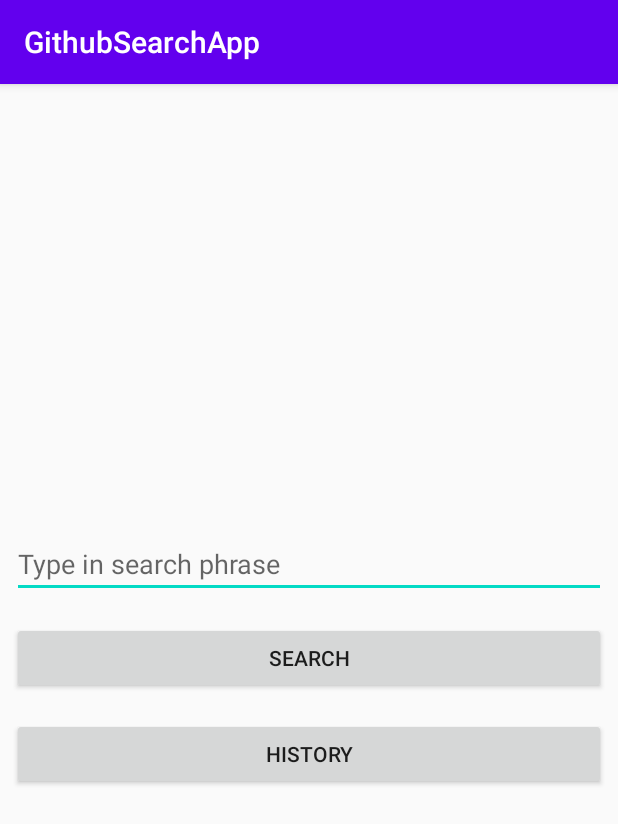
After one commit to TroninDV/GithubSearchApp, an Android app: the fragment SearchScreenFragment shown on its own in the app's theme, on a phone screen of 412 x 824 dp. The commit adds this screen. Shown: the top 824 px of the screen. Run offline under Robolectric (Android 15) with nearby library versions, the phone set to English and light mode, and no system bars.

Commit message:
Search screen fragment added

```diff
--- a/app/build.gradle
+++ b/app/build.gradle
@@ -31,6 +31,7 @@ dependencies {
     implementation 'androidx.appcompat:appcompat:1.1.0'
     implementation 'androidx.core:core-ktx:1.2.0'
     implementation 'androidx.constraintlayout:constraintlayout:1.1.3'
+    implementation 'androidx.legacy:legacy-support-v4:1.0.0'
     testImplementation 'junit:junit:4.12'
     androidTestImplementation 'androidx.test.ext:junit:1.1.1'
     androidTestImplementation 'androidx.test.espresso:espresso-core:3.2.0'
--- /dev/null
+++ b/app/src/main/java/com/tronindmitr/githubsearch/SearchScreenFragment.kt
@@ -0,0 +1,22 @@
+package com.tronindmitr.githubsearch
+
+import android.os.Bundle
+import androidx.fragment.app.Fragment
+import android.view.LayoutInflater
+import android.view.View
+import android.view.ViewGroup
+
+/**
+ * A simple [Fragment] subclass.
+ */
+class SearchScreenFragment : Fragment() {
+
+    override fun onCreateView(
+        inflater: LayoutInflater, container: ViewGroup?,
+        savedInstanceState: Bundle?
+    ): View? {
+        // Inflate the layout for this fragment
+        return inflater.inflate(R.layout.fragment_search_screen, container, false)
+    }
+
+}
--- /dev/null
+++ b/app/src/main/res/layout/fragment_search_screen.xml
@@ -0,0 +1,54 @@
+<?xml version="1.0" encoding="utf-8"?>
+
+<androidx.constraintlayout.widget.ConstraintLayout xmlns:android="http://schemas.android.com/apk/res/android"
+    xmlns:app="http://schemas.android.com/apk/res-auto"
+    xmlns:tools="http://schemas.android.com/tools"
+    android:id="@+id/constrain_layout_search_screen_fragment"
+    android:layout_width="match_parent"
+    android:layout_height="match_parent">
+
+
+    <EditText
+        android:id="@+id/input_bar_text_search_screen_fragment"
+        android:layout_width="0dp"
+        android:layout_height="wrap_content"
+        android:layout_marginStart="8dp"
+        android:layout_marginEnd="8dp"
+        android:layout_marginBottom="8dp"
+        android:ems="10"
+        android:hint="Type in search phrase"
+        android:inputType="textPersonName"
+        app:layout_constraintBottom_toTopOf="@+id/search_button_searcg_screen_fragment"
+        app:layout_constraintEnd_toEndOf="parent"
+        app:layout_constraintStart_toStartOf="parent"
+        app:layout_constraintTop_toTopOf="parent"
+        app:layout_constraintVertical_chainStyle="packed" />
+
+    <Button
+        android:id="@+id/search_button_searcg_screen_fragment"
+        android:layout_width="0dp"
+        android:layout_height="wrap_content"
+        android:layout_marginStart="8dp"
+        android:layout_marginTop="8dp"
+        android:layout_marginEnd="8dp"
+        android:layout_marginBottom="8dp"
+        android:text="Search"
+        app:layout_constraintBottom_toTopOf="@+id/button2"
+        app:layout_constraintEnd_toEndOf="parent"
+        app:layout_constraintStart_toStartOf="parent"
+        app:layout_constraintTop_toBottomOf="@+id/input_bar_text_search_screen_fragment" />
+
+    <Button
+        android:id="@+id/button2"
+        android:layout_width="0dp"
+        android:layout_height="wrap_content"
+        android:layout_marginStart="8dp"
+        android:layout_marginTop="8dp"
+        android:layout_marginEnd="8dp"
+        android:text="History"
+        app:layout_constraintBottom_toBottomOf="parent"
+        app:layout_constraintEnd_toEndOf="parent"
+        app:layout_constraintHorizontal_bias="0.5"
+        app:layout_constraintStart_toStartOf="parent"
+        app:layout_constraintTop_toBottomOf="@+id/search_button_searcg_screen_fragment" />
+</androidx.constraintlayout.widget.ConstraintLayout>
--- a/app/src/main/res/values/strings.xml
+++ b/app/src/main/res/values/strings.xml
@@ -1,3 +1,6 @@
 <resources>
     <string name="app_name">GithubSearchApp</string>
+
+    <!-- TODO: Remove or change this placeholder text -->
+    <string name="hello_blank_fragment">Hello blank fragment</string>
 </resources>
```
